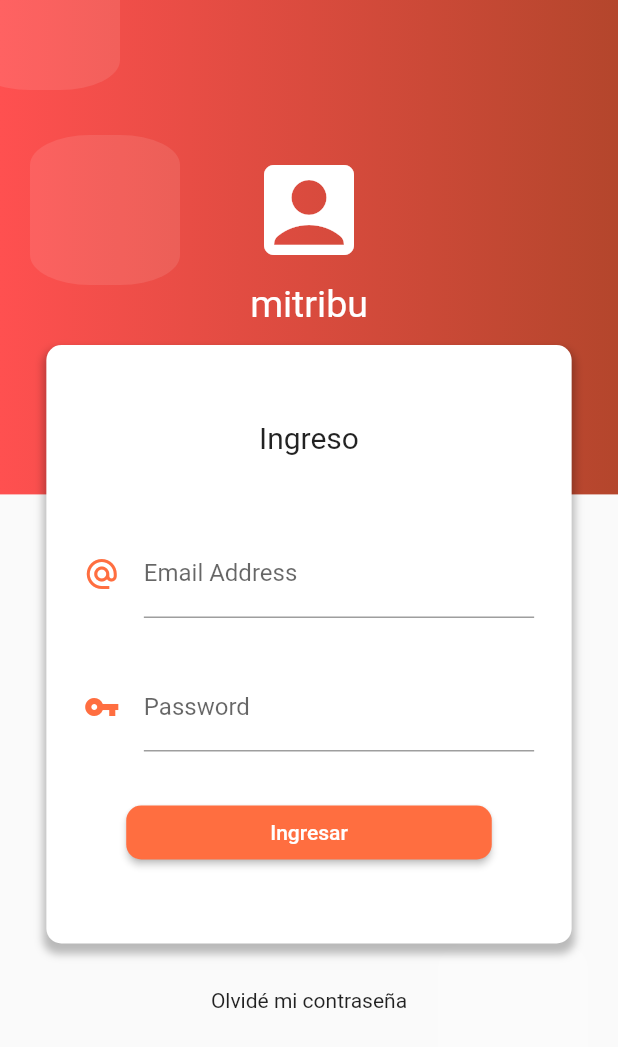
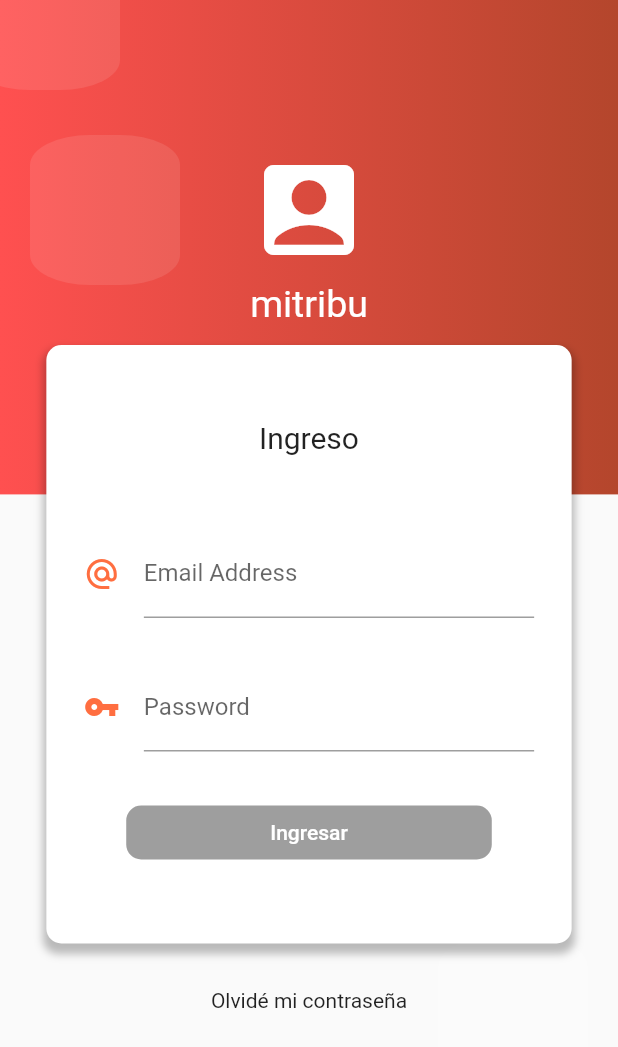
Before and after one commit to julianGonzalezV/mitribu, a Flutter app: the screen it shows after launch, on a phone screen of 412 x 824 dp. Shown: the top 1047 px of the screen. Run offline on Flutter 3.47's test engine with Material 2 defaults, Android fonts, the phone set to English and light mode, and no system bars; our stand-ins replace rxdart.

Commit message:
implementing bloc pattern

```diff
--- a/lib/src/bloc/login_bloc.dart
+++ b/lib/src/bloc/login_bloc.dart
@@ -1,22 +1,35 @@
 import 'dart:async';
 
 import 'package:mitribu/src/bloc/validator.dart';
+import 'package:rxdart/rxdart.dart';
 
 class LoginBloc with Validator {
   /// Broadcast for allowing multiple instances to see the changes
-  final _emailController = StreamController<String>.broadcast();
-  final _passwordController = StreamController<String>.broadcast();
+  final _emailController = BehaviorSubject<String>();
+  final _passwordController = BehaviorSubject<String>();
+
+  // reference call
+  Function(String) get changeEmail {
+    return _emailController.sink.add;
+  }
+
+  Function(String) get changePassword {
+    return _passwordController.sink.add;
+  }
 
   /// Allow to listen the every stream
-  Stream<String> get emailStream =>
-      _emailController.stream.transform(emailValidation);
+  Stream<String> get emailStream {
+    return _emailController.stream.transform(emailValidation);
+  }
 
-  Stream<String> get passwordStream =>
-      _passwordController.stream.transform(passwordValidation);
+  Stream<String> get passwordStream {
+    return _passwordController.stream.transform(passwordValidation);
+  }
 
-// reference call
-  Function(String) get changeEmail => _emailController.sink.add;
-  Function(String) get changePassword => _passwordController.sink.add;
+  Stream<bool> get formValidStream => Rx.combineLatest2(
+      emailStream,
+      passwordStream,
+      (e, p) => true); //if exists data in e & b then return true
 
   dispose() {
     _emailController?.close();
--- a/lib/src/bloc/provider.dart
+++ b/lib/src/bloc/provider.dart
@@ -1,15 +1,19 @@
 import 'package:flutter/material.dart';
 import 'package:mitribu/src/bloc/login_bloc.dart';
+export 'package:mitribu/src/bloc/login_bloc.dart';
 
 class Provider extends InheritedWidget {
-  final loginBloc = LoginBloc();
+  final loginBloc = new LoginBloc();
 
   Provider({Key key, Widget child}) : super(key: key, child: child);
 
-  static LoginBloc of(BuildContext context) {
-    return context.dependOnInheritedWidgetOfExactType<Provider>().loginBloc;
-  }
-
+  /// It says the when an update operation happens then it should notify to its children
   @override
   bool updateShouldNotify(InheritedWidget oldWidget) => true;
+
+  static LoginBloc of(BuildContext context) {
+    /// search the provider instance inside context
+    return context.dependOnInheritedWidgetOfExactType<Provider>().loginBloc;
+    //return ( context.inheritFromWidgetOfExactType(Provider) as Provider ).loginBloc;
+  }
 }
--- a/lib/src/pages/login_page.dart
+++ b/lib/src/pages/login_page.dart
@@ -11,6 +11,7 @@ class LoginPage extends StatelessWidget {
       body: Stack(
         children: <Widget>[
           _getBackground(context),
+          _getLoginForm(context),
         ],
       ),
     );
@@ -52,7 +53,7 @@ class LoginPage extends StatelessWidget {
                 SizedBox(height: 30.0),
                 _passwordInput(bloc),
                 SizedBox(height: 30.0),
-                _loginButton(),
+                _loginButton(bloc),
               ],
             ),
           ),
@@ -66,7 +67,7 @@ class LoginPage extends StatelessWidget {
   Widget _emailInput(LoginBloc bloc) {
     return StreamBuilder(
       stream: bloc.emailStream,
-      builder: (context, snapshot) {
+      builder: (BuildContext context, AsyncSnapshot snapshot) {
         return Container(
           padding: EdgeInsets.symmetric(horizontal: 25.0),
           child: TextField(
@@ -80,8 +81,9 @@ class LoginPage extends StatelessWidget {
               ),
               errorText: snapshot.error,
               counterText: snapshot.data,
+              counterStyle: TextStyle(color: Colors.amber, fontSize: 25.0),
             ),
-            onChanged: (value) => bloc.changeEmail,
+            onChanged: bloc.changeEmail,
           ),
         );
       },
@@ -91,7 +93,7 @@ class LoginPage extends StatelessWidget {
   Widget _passwordInput(LoginBloc bloc) {
     return StreamBuilder(
       stream: bloc.passwordStream,
-      builder: (context, snapshot) {
+      builder: (BuildContext context, AsyncSnapshot snapshot) {
         return Container(
           padding: EdgeInsets.symmetric(horizontal: 25.0),
           child: TextField(
@@ -104,15 +106,18 @@ class LoginPage extends StatelessWidget {
                 ),
                 errorText: snapshot.error,
                 counterText: snapshot.data,
-            ),
-            onChanged: (value) => bloc.changePassword,
+                counterStyle: TextStyle(color: Colors.amber, fontSize: 25.0)),
+            onChanged: bloc.changePassword,
           ),
         );
       },
     );
   }
 
-  Widget _loginButton() {
+  Widget _loginButton(LoginBloc bloc) {
+    return StreamBuilder(
+        stream: bloc.formValidStream,
+        builder: (BuildContext context, AsyncSnapshot snapshot) {
           return RaisedButton(
             child: Container(
               padding: EdgeInsets.symmetric(horizontal: 80.0, vertical: 10.0),
@@ -123,8 +128,9 @@ class LoginPage extends StatelessWidget {
             ),
             color: Colors.deepOrangeAccent,
             textColor: Colors.white,
-      onPressed: () {},
+            onPressed: snapshot.hasData ? () {} : null,
           );
+        });
   }
 
   Widget _getBackground(BuildContext context) {
@@ -175,7 +181,6 @@ class LoginPage extends StatelessWidget {
         Positioned(child: geometryStyle, bottom: 100.0, right: 20.0),
         Positioned(child: geometryStyle, bottom: -50.0, left: -20.0),
         loginIcon,
-        _getLoginForm(context),
       ],
     );
   }
--- a/pubspec.yaml
+++ b/pubspec.yaml
@@ -28,6 +28,9 @@ dependencies:
   # The following adds the Cupertino Icons font to your application.
   # Use with the CupertinoIcons class for iOS style icons.
   cupertino_icons: ^0.1.3
+
+  #additional capabilities to Dart Streams and StreamControllers.
+  rxdart: ^0.24.1
 
 dev_dependencies:
   flutter_test:
```
Also changed, not shown: lib/src/bloc/validator.dart (+7 -8 lines), pubspec.lock. Lines whose indentation alone changed are shown as unchanged.
